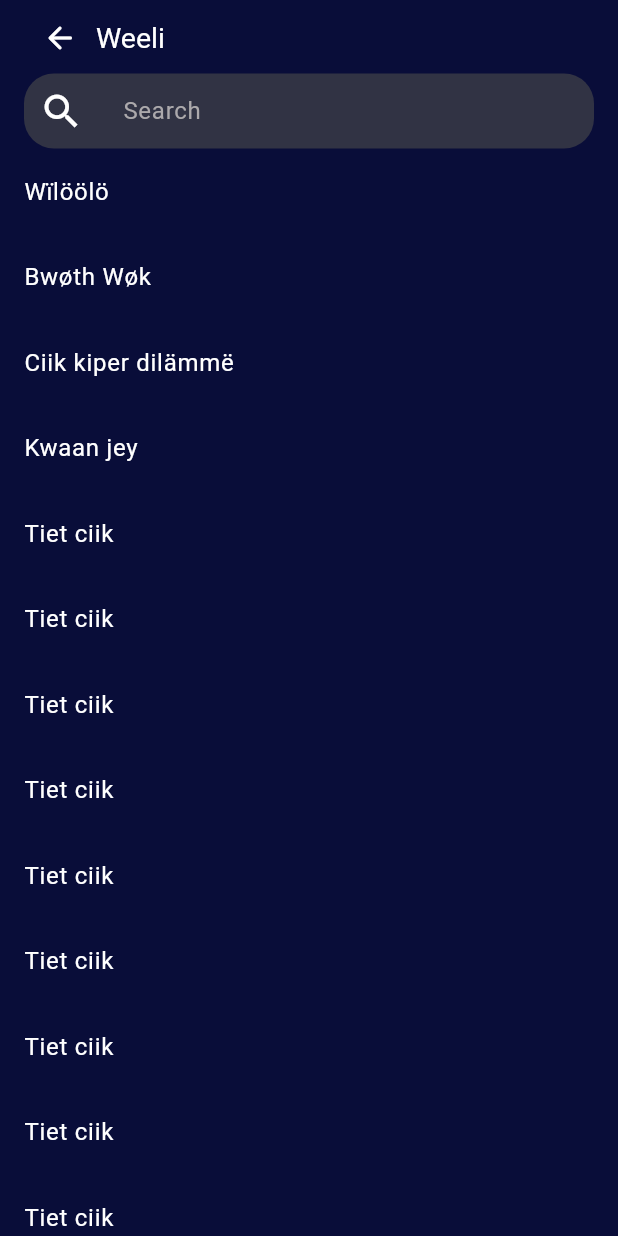
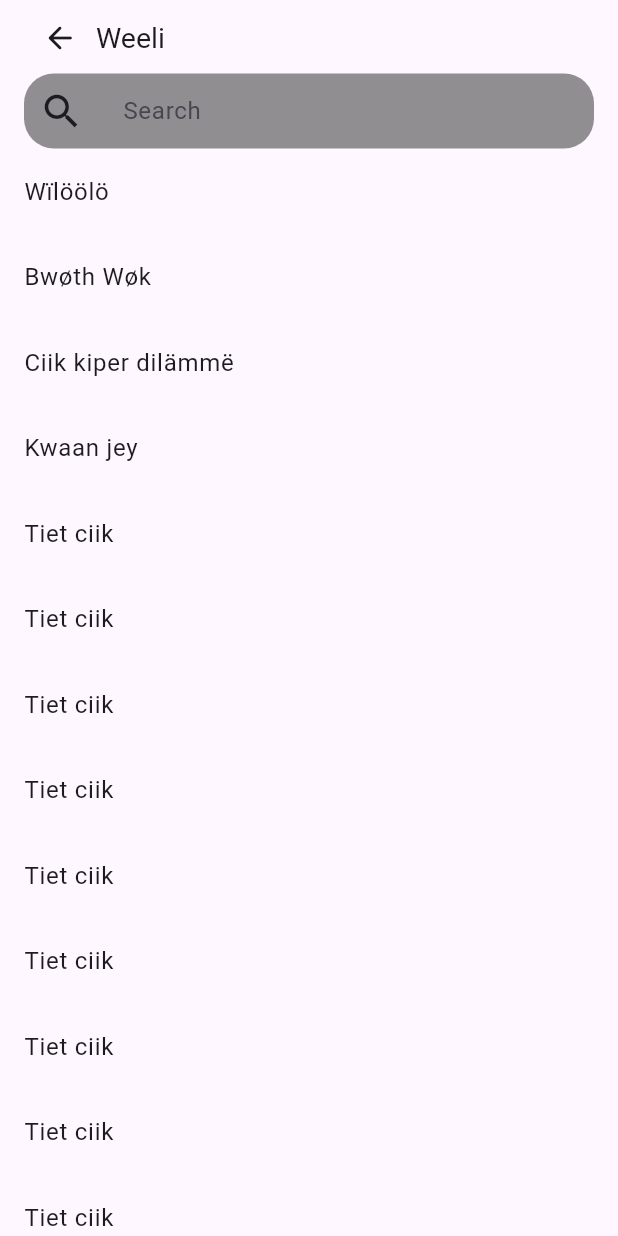
Before and after one commit to oriemiobang/dha_anywaa_bible, a Flutter app: the screen it shows after launch, item 2 of the bottom bar chosen, after a tap on "hello", on a phone screen of 412 x 824 dp. Run offline on Flutter 3.47's test engine with Material 3 defaults, Android fonts, the phone set to English and light mode, and no system bars; our stand-ins replace shared_preferences.

Commit message:
modify ui

```diff
--- a/lib/HomePage.dart
+++ b/lib/HomePage.dart
@@ -5,6 +5,7 @@ import 'package:dha_anywaa_bible/account.dart';
 import 'package:dha_anywaa_bible/chapter_list.dart';
 import 'package:dha_anywaa_bible/chapters.dart';
 import 'package:dha_anywaa_bible/daily_text.dart';
+import 'package:dha_anywaa_bible/setting.dart';
 import 'package:flutter/material.dart';
 import 'dart:ui';
 
@@ -77,14 +78,43 @@ class _MyHomePageState extends State<HomePage> {
           return AppBar(
             title: Text(
               'Wang Cay',
-              style:
-                  TextStyle(color: Colors.white, fontWeight: FontWeight.bold),
+              style: TextStyle(fontWeight: FontWeight.bold),
             ),
             centerTitle: true,
             forceMaterialTransparency: true,
           );
         case 1:
-          return AppBar(forceMaterialTransparency: true, actions: [
+          return AppBar(
+              forceMaterialTransparency: true,
+              title: SizedBox(
+                width: 150,
+                child: TextButton(
+                  onPressed: () {
+                    setState(() {
+                      Navigator.push(
+                        context,
+                        MaterialPageRoute(builder: (context) => ChapterList()),
+                      );
+                    });
+                  },
+                  child: Center(
+                    child: Container(
+                      width: 150,
+                      height: 40,
+                      decoration: BoxDecoration(
+                          color: Color.fromARGB(0, 75, 75, 75),
+                          borderRadius: BorderRadius.circular(15)),
+                      child: Text(
+                        'hello',
+                        style: TextStyle(
+                            fontWeight: FontWeight.bold, fontSize: 17),
+                      ),
+                    ),
+                  ),
+                ),
+              ),
+              actions: [
+                TextButton(onPressed: () {}, child: Text('Any')),
                 IconButton(
                   icon: Icon(
                     Icons.search,
@@ -95,10 +125,9 @@ class _MyHomePageState extends State<HomePage> {
               ]);
         case 2:
           return AppBar(
-            foregroundColor: Colors.white,
             title: Text(
               'My profile',
-              style: TextStyle(color: Colors.white),
+              style: TextStyle(),
             ),
             forceMaterialTransparency: true,
           );
@@ -110,9 +139,10 @@ class _MyHomePageState extends State<HomePage> {
     }
 
     return Scaffold(
+      // backgroundColor: Theme.of(context).colorScheme.background,
       drawer: _selectedIndex == 2
           ? Drawer(
-              backgroundColor: Color.fromARGB(255, 25, 31, 44),
+              // backgroundColor: Color.fromARGB(255, 25, 31, 44),
               child: ListView(
                 padding: EdgeInsets.zero,
                 children: [
@@ -121,48 +151,54 @@ class _MyHomePageState extends State<HomePage> {
                     child: Text(''),
                   ),
                   ListTile(
-                    leading: Icon(Icons.settings, color: Colors.white),
+                    leading: Icon(Icons.settings),
+                    onTap: () {
+                      setState(() {
+                        Navigator.push(
+                          context,
+                          MaterialPageRoute(builder: (context) => Setting()),
+                        );
+                      });
+                    },
                     title: Text(
                       'Settings',
-                      style: TextStyle(color: Colors.white),
                     ),
                   ),
                   ListTile(
-                    leading: Icon(Icons.share, color: Colors.white),
+                    leading: Icon(Icons.share),
                     title: Text(
                       'Share',
-                      style: TextStyle(color: Colors.white),
+                      style: TextStyle(),
                     ),
                   ),
                   ListTile(
-                    leading: Icon(Icons.help_outline, color: Colors.white),
+                    leading: Icon(Icons.help_outline),
                     title: Text(
                       'Get help',
-                      style: TextStyle(color: Colors.white),
+                      style: TextStyle(),
                     ),
                   ),
                   ListTile(
-                    leading:
-                        Icon(Icons.attribution_outlined, color: Colors.white),
+                    leading: Icon(Icons.attribution_outlined),
                     title: Text(
                       'About',
-                      style: TextStyle(color: Colors.white),
+                      style: TextStyle(),
                     ),
                   ),
                   ListTile(
                     leading: Icon(
                       Icons.menu_book_rounded,
-                      color: Colors.white,
                     ),
                     title: Text(
                       'About the publisher',
-                      style: TextStyle(color: Colors.white),
+                      style: TextStyle(),
                     ),
                   ),
                 ],
               ),
             )
           : null,
+
       // backgroundColor: const Color.fromARGB(255, 9, 13, 57),
       appBar: buildAppBar(),
       body: ListView(
@@ -174,54 +210,15 @@ class _MyHomePageState extends State<HomePage> {
                 child: _widgetOptions.elementAt(_selectedIndex)),
           ]),
       bottomNavigationBar: AnimatedContainer(
-        height: isVisible ? 96 : 50,
+        height: isVisible ? 50 : 0,
         duration: Duration(milliseconds: 200),
         child: Wrap(children: [
-          Container(
-            child: TextButton(
-              onPressed: () {
-                setState(() {
-                  Navigator.push(
-                    context,
-                    MaterialPageRoute(builder: (context) => ChapterList()),
-                  );
-                });
-              },
-              child: Center(
-                child: !isVisible
-                    ? Container(
-                        child: TextButton(
-                          onPressed: () {
-                            setState(() {
-                              Navigator.push(
-                                context,
-                                MaterialPageRoute(
-                                    builder: (context) => ChapterList()),
-                              );
-                            });
-                          },
-                          child: Text(
-                            'hello',
-                          ),
-                        ),
-                      )
-                    : Container(
-                        width: 200,
-                        height: 40,
-                        decoration: BoxDecoration(
-                            color: Color.fromARGB(155, 75, 75, 75),
-                            borderRadius: BorderRadius.circular(20)),
-                        child: Center(
-                          child: Text(
-                            'hello',
-                          ),
-                        ),
-                      ),
-              ),
-            ),
-          ),
           BottomNavigationBar(
-            backgroundColor: const Color.fromARGB(255, 9, 13, 57),
+            useLegacyColorScheme: true,
+            elevation: 0,
+            // backgroundColor: Colors.transparent,
+
+            // backgroundColor: const Color.fromARGB(255, 9, 13, 57),
             items: <BottomNavigationBarItem>[
               BottomNavigationBarItem(
                 icon: Icon(
@@ -244,7 +241,7 @@ class _MyHomePageState extends State<HomePage> {
                   label: ''),
             ],
             currentIndex: _selectedIndex,
-            unselectedItemColor: Colors.white,
+            // unselectedItemColor: Colors.white,
             selectedItemColor: const Color.fromARGB(255, 227, 171, 2),
             onTap: _onItemTapped,
           ),
--- a/lib/account.dart
+++ b/lib/account.dart
@@ -18,7 +18,7 @@ class _AccountState extends State<Account> {
         // ),
         Text(
       'Your Text here',
-      style: TextStyle(color: Colors.white),
+      style: TextStyle(),
     );
   }
 }
--- a/lib/chapter_list.dart
+++ b/lib/chapter_list.dart
@@ -44,7 +44,6 @@ class _ChapterListState extends State<ChapterList> {
   @override
   Widget build(BuildContext context) {
     return Scaffold(
-      backgroundColor: const Color.fromARGB(255, 9, 13, 57),
       appBar: AppBar(
         automaticallyImplyLeading: false,
         // leading: IconButton(
@@ -74,11 +73,9 @@ class _ChapterListState extends State<ChapterList> {
                     },
                     icon: Icon(
                       Icons.arrow_back_rounded,
-                      color: Colors.white,
                     )),
                 Text('Weeli',
                     style: TextStyle(
-                      color: Colors.white,
                       fontSize: 19,
                     )),
               ],
@@ -96,7 +93,6 @@ class _ChapterListState extends State<ChapterList> {
                     child: Center(
                       child: Icon(
                         Icons.search,
-                        color: Colors.white,
                         size: 30,
                       ),
                     )),
@@ -119,7 +115,8 @@ class _ChapterListState extends State<ChapterList> {
                         label: Text(
                           'Search',
                           style: TextStyle(
-                              color: Color.fromARGB(217, 193, 190, 190)),
+                              // color: Color.fromARGB(217, 193, 190, 190)
+                              ),
                         ),
                         // icon: Container(
                         //     height: 50,
@@ -146,9 +143,9 @@ class _ChapterListState extends State<ChapterList> {
       ),
       body: SingleChildScrollView(
         child: ExpansionPanelList(
-          expandIconColor: const Color.fromARGB(255, 9, 13, 57),
+          expandIconColor: Colors.transparent,
           elevation: 0,
-          dividerColor: const Color.fromARGB(255, 9, 13, 57),
+          dividerColor: Colors.transparent,
           expansionCallback: (int index, bool isExpanded) {
             setState(() {
               if (currentOpenedPanelIndex != -1) {
@@ -169,15 +166,15 @@ class _ChapterListState extends State<ChapterList> {
           children: _chapters.map((chapter) {
             int index = _chapters.indexOf(chapter);
             return ExpansionPanel(
-              backgroundColor: const Color.fromARGB(255, 9, 13, 57),
+              backgroundColor: Colors.transparent,
               canTapOnHeader: true,
               headerBuilder: (BuildContext context, bool isExpanded) {
                 return ListTile(
                   title: Text(chapter.title),
-                  tileColor: const Color.fromARGB(255, 9, 13, 57),
-                  textColor: Colors.white,
-                  iconColor: Colors.white,
-                  splashColor: const Color.fromARGB(255, 9, 13, 57),
+                  // tileColor: const Color.fromARGB(255, 9, 13, 57),
+                  // textColor: Colors.white,
+                  // iconColor: Colors.white,
+                  // splashColor: const Color.fromARGB(255, 9, 13, 57),
                 );
               },
               body: GridView.count(
@@ -185,14 +182,13 @@ class _ChapterListState extends State<ChapterList> {
                 crossAxisCount: 6,
                 children: List.generate(chapter.number, (index) {
                   return Card(
-                    color: Color.fromARGB(136, 67, 65, 58),
+                    // color: Color.fromARGB(136, 67, 65, 58),
                     child: Center(
                       child: TextButton(
                         child: index == 0
                             ? Text(
                                 'Bwödhï',
-                                style: TextStyle(
-                                    color: Colors.white, fontSize: 15),
+                                style: TextStyle(fontSize: 15),
                               )
                             : Text('${index}',
                                 style: TextStyle(
--- a/lib/chapters.dart
+++ b/lib/chapters.dart
@@ -56,7 +56,9 @@ class _ChaptersState extends State<Chapters> {
       'Nyään Na Met Mar Yecu Krictø enø akäl Ithiöpia, ni ö gööre moe ni løøi ri'
       'gööre mo dha Amäära kiper Anywaae moa en Ithiöpia, ni pwödi ni ö wøk na'
       'buk ri kwään cwiiri ma 1965.',
-      style: TextStyle(color: Colors.white),
+      style: TextStyle(
+          // fontFamily: 'UntitledSerif',
+          ),
     );
   }
 }
--- a/lib/daily_text.dart
+++ b/lib/daily_text.dart
@@ -10,6 +10,6 @@ class DailyText extends StatefulWidget {
 class _DailyTextState extends State<DailyText> {
   @override
   Widget build(BuildContext context) {
-    return Text('Read your bible today', style: TextStyle(color: Colors.white));
+    return Text('Read your bible today');
   }
 }
--- a/lib/main.dart
+++ b/lib/main.dart
@@ -1,11 +1,16 @@
 // ignore_for_file: prefer_const_literals_to_create_immutables, prefer_const_constructors
 
+import 'package:dha_anywaa_bible/theme/theme_provider.dart';
 import 'package:flutter/material.dart';
+import 'package:provider/provider.dart';
 
 import 'HomePage.dart';
 
 void main() {
-  runApp(const MyApp());
+  WidgetsFlutterBinding.ensureInitialized();
+  runApp(
+    const MyApp(),
+  );
 }
 
 class MyApp extends StatelessWidget {
@@ -14,17 +19,21 @@ class MyApp extends StatelessWidget {
   // This widget is the root of your application.
   @override
   Widget build(BuildContext context) {
-    return MaterialApp(
-      title: 'Weel jwok',
-      color: const Color.fromARGB(255, 2, 27, 48),
-      debugShowCheckedModeBanner: false,
-      theme: ThemeData(
-        colorScheme: ColorScheme.light(
-          primary: Colors.white,
-          background: Color.fromARGB(255, 9, 13, 57),
-        ),
-      ),
-      home: HomePage(),
+    return ChangeNotifierProvider(
+      create: (BuildContext context) => UiProvider()..init(),
+      child:
+          Consumer<UiProvider>(builder: (context, UiProvider notifier, child) {
+        return MaterialApp(
+          themeMode: notifier.isDark ? ThemeMode.dark : ThemeMode.light,
+          darkTheme: notifier.isDark ? notifier.darkTheme : notifier.lightTheme,
+
+          title: 'Weel jwok',
+          // color: const Color.fromARGB(255, 2, 27, 48),
+          debugShowCheckedModeBanner: false,
+          // theme: Provider.of<ThemeProvider>(context).themeData,
+          home: HomePage(),
+        );
+      }),
     );
   }
 }
--- /dev/null
+++ b/lib/theme/theme_provider.dart
@@ -0,0 +1,58 @@
+// import 'package:dha_anywaa_bible/theme/theme.dart';
+// import 'package:flutter/material.dart';
+
+// class ThemeProvider with ChangeNotifier {
+//   ThemeData _themeData = lightMode;
+//   ThemeData get themeData => _themeData;
+//   set themeData(ThemeData themeData) {
+//     _themeData = themeData;
+//     notifyListeners();
+//   }
+
+//   void toggleTheme() {
+//     if (_themeData == lightMode) {
+//       _themeData = darkMode;
+//     } else {
+//       _themeData = lightMode;
+//     }
+//     notifyListeners();
+//   }
+// }
+
+import 'package:flutter/material.dart';
+import 'package:shared_preferences/shared_preferences.dart';
+
+class UiProvider extends ChangeNotifier {
+  bool _isDark = false;
+  bool get isDark => _isDark;
+
+  late SharedPreferences storage;
+
+  changeTheme() {
+    _isDark = !isDark;
+    storage.setBool('isDark', _isDark);
+    notifyListeners();
+  }
+
+  final darkTheme = ThemeData(
+      // fontFamily: 'UntitledSerif',
+      primaryColor: Color.fromARGB(255, 1, 11, 36),
+      bottomNavigationBarTheme: BottomNavigationBarThemeData(
+          backgroundColor: Color.fromARGB(255, 1, 11, 36)),
+      scaffoldBackgroundColor: Color.fromARGB(255, 1, 11, 36),
+      brightness: Brightness.dark,
+      primaryColorDark: Color.fromARGB(255, 1, 11, 36));
+  final lightTheme = ThemeData(
+      // fontFamily: 'UntitledSerif',
+      primaryColor: Colors.white,
+      bottomNavigationBarTheme: BottomNavigationBarThemeData(
+        backgroundColor: Colors.white,
+      ),
+      brightness: Brightness.light,
+      primaryColorDark: Colors.white);
+  init() async {
+    storage = await SharedPreferences.getInstance();
+    _isDark = storage.getBool('isDark') ?? false;
+    notifyListeners();
+  }
+}
```
Also changed, not shown: lib/setting.dart (added, +49 -0 lines), lib/theme/theme.dart (added, +17 -0 lines), pubspec.yaml (+8 -4 lines), assets/fonts/UntitledSerif-Regular.ttf (added), pubspec.lock, 1 other file. Lines whose indentation alone changed are shown as unchanged.
